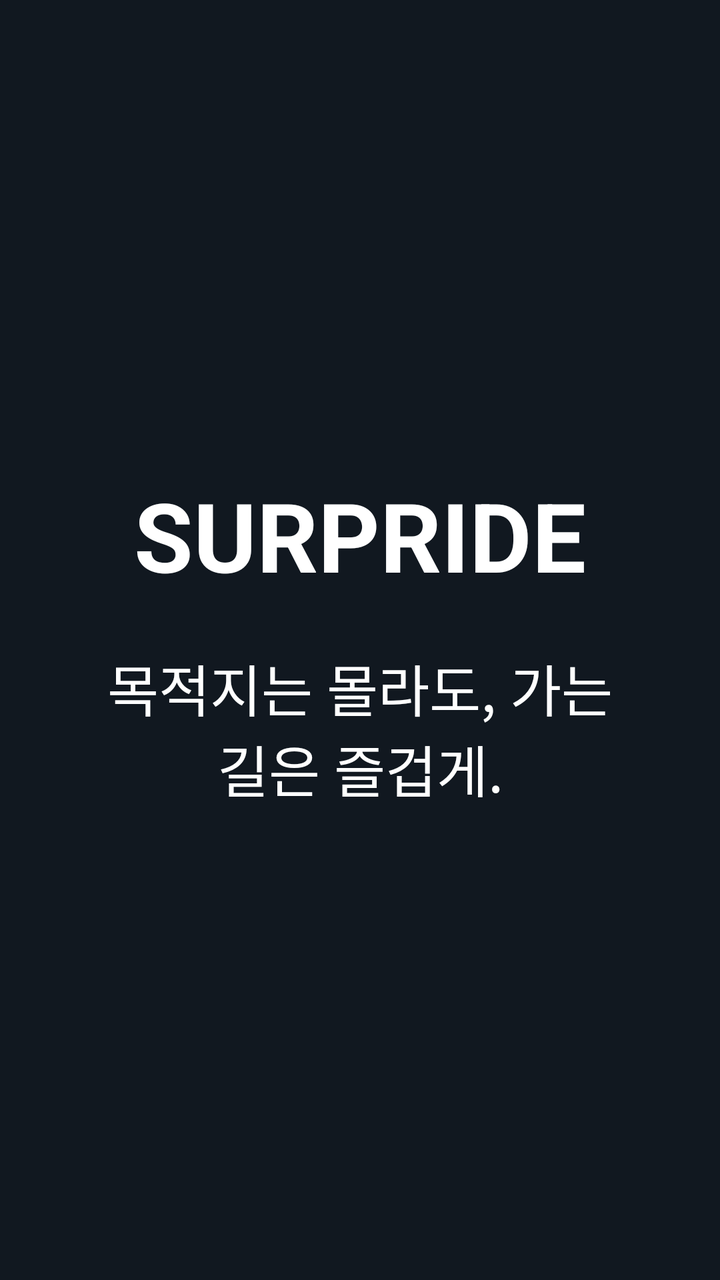
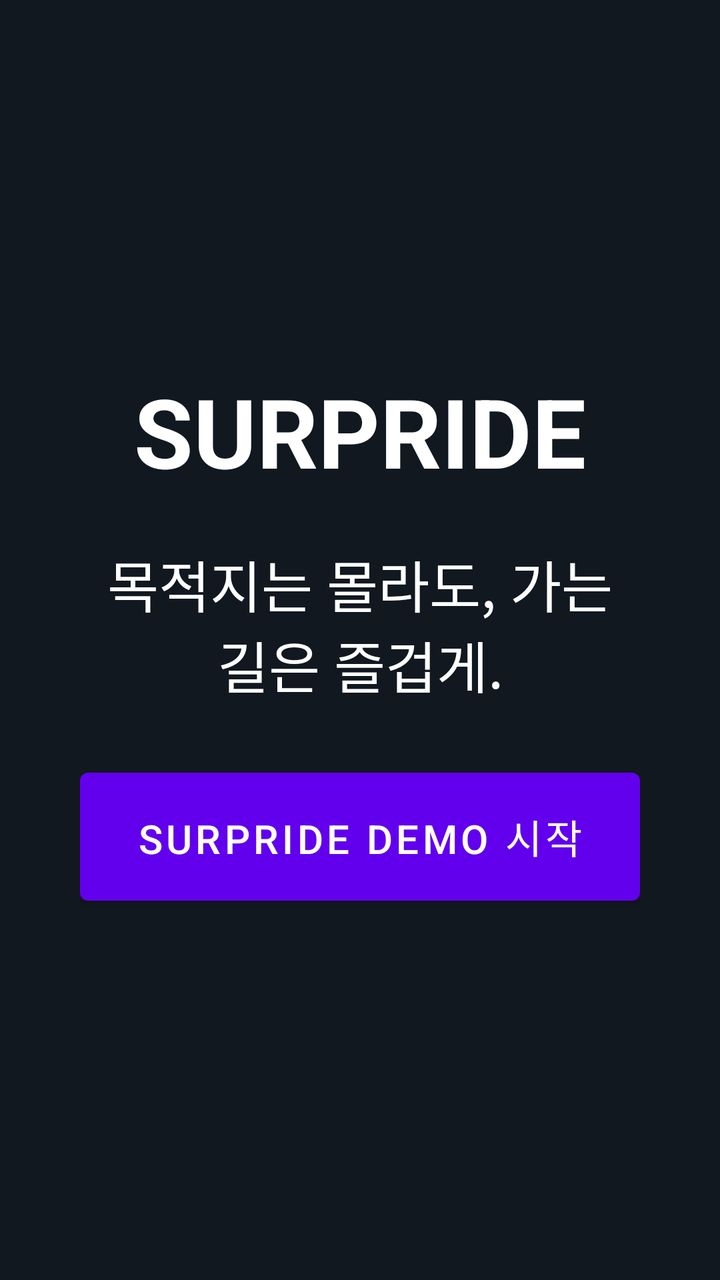

Compare the two renders of this Android layout. The source of the first and the diff that turns it into the second are given below.
<!-- AndroidManifest.xml: application theme Theme.Surpride -->
<!-- res/layout/activity_main.xml -->
<?xml version="1.0" encoding="utf-8"?>
<FrameLayout xmlns:android="http://schemas.android.com/apk/res/android"
    android:id="@+id/start_screen"
    android:layout_width="match_parent"
    android:layout_height="match_parent"
    android:background="@color/surpride_background">

    <LinearLayout
        android:layout_width="match_parent"
        android:layout_height="match_parent"
        android:gravity="center"
        android:orientation="horizontal"
        android:padding="24dp">

        <LinearLayout
            android:layout_width="0dp"
            android:layout_height="match_parent"
            android:layout_weight="1"
            android:gravity="center"
            android:orientation="vertical"
            android:padding="16dp">

        <TextView
            android:layout_width="wrap_content"
            android:layout_height="wrap_content"
            android:accessibilityHeading="true"
            android:gravity="center"
            android:text="@string/app_name"
            android:textColor="@color/white"
            android:textSize="48sp"
            android:textStyle="bold" />

        <TextView
            android:layout_width="wrap_content"
            android:layout_height="wrap_content"
            android:layout_marginTop="24dp"
            android:gravity="center"
            android:text="@string/start_tagline"
            android:textColor="@color/white"
            android:textSize="28sp" />
        </LinearLayout>

        <ScrollView
            android:id="@+id/vehicle_panel"
            android:layout_width="0dp"
            android:layout_height="match_parent"
            android:layout_weight="1"
            android:fillViewport="true"
            android:visibility="gone">

            <LinearLayout
                android:layout_width="match_parent"
                android:layout_height="wrap_content"
                android:orientation="vertical"
                android:padding="16dp">

                <TextView
                    android:layout_width="match_parent"
                    android:layout_height="wrap_content"
                    android:accessibilityHeading="true"
                    android:text="@string/vehicle_panel_title"
                    android:textColor="@color/white"
                    android:textSize="24sp"
                    android:textStyle="bold" />

                <TextView
                    android:id="@+id/vehicle_diagnostics"
                    android:layout_width="match_parent"
                    android:layout_height="wrap_content"
                    android:layout_marginTop="12dp"
                    android:lineSpacingExtra="4dp"
                    android:textColor="@color/white"
                    android:textSize="16sp" />

                <Button
                    android:id="@+id/vehicle_refresh"
                    android:layout_width="match_parent"
                    android:layout_height="wrap_content"
                    android:text="@string/vehicle_refresh" />

                <Button
                    android:id="@+id/vehicle_stop"
                    android:layout_width="match_parent"
                    android:layout_height="wrap_content"
                    android:text="@string/vehicle_stop" />
            </LinearLayout>
        </ScrollView>
        <ScrollView
            android:id="@+id/navigation_panel"
            android:layout_width="0dp"
            android:layout_height="match_parent"
            android:layout_weight="1"
            android:visibility="gone">
            <LinearLayout
                android:layout_width="match_parent"
                android:layout_height="wrap_content"
                android:orientation="vertical"
                android:padding="16dp">
                <TextView
                    android:layout_width="match_parent"
                    android:layout_height="wrap_content"
                    android:text="@string/navigation_panel_title"
                    android:textColor="@color/white"
                    android:textSize="22sp"
                    android:textStyle="bold" />
                <TextView
                    android:id="@+id/navigation_diagnostics"
                    android:layout_width="match_parent"
                    android:layout_height="wrap_content"
                    android:textColor="@color/white"
                    android:textSize="16sp" />
                <Button android:id="@+id/navigation_refresh" android:layout_width="match_parent" android:layout_height="wrap_content" android:text="@string/navigation_refresh" />
                <Button android:id="@+id/navigation_request" android:layout_width="match_parent" android:layout_height="wrap_content" android:text="@string/navigation_request" />
                <Button android:id="@+id/navigation_cancel" android:layout_width="match_parent" android:layout_height="wrap_content" android:text="@string/navigation_cancel" />
                <Button android:id="@+id/navigation_show" android:layout_width="match_parent" android:layout_height="wrap_content" android:text="@string/navigation_show" />
                <Button android:id="@+id/navigation_history" android:layout_width="match_parent" android:layout_height="wrap_content" android:text="@string/navigation_history" />
                <Button android:id="@+id/navigation_stop" android:layout_width="match_parent" android:layout_height="wrap_content" android:text="@string/navigation_stop" />
            </LinearLayout>
        </ScrollView>
    </LinearLayout>
</FrameLayout>
<!-- resources referenced by this layout -->
<resources>
  <color name="surpride_background">#111820</color>
  <color name="white">#FFFFFFFF</color>
  <string name="app_name" translatable="false">SURPRIDE</string>
  <string name="navigation_cancel">이 세션의 테스트 경로 취소</string>
  <string name="navigation_history">최근 목적지 조회 / 화면 보기</string>
  <string name="navigation_panel_title">개발용 NaviHelper · 목적지 원문 미표시</string>
  <string name="navigation_refresh">연결 / 경로 상태 조회</string>
  <string name="navigation_request">공개 테스트 경로 요청 (에뮬레이터)</string>
  <string name="navigation_show">기본 Navigation 화면 보기</string>
  <string name="navigation_stop">NaviHelper 연결 해제 (경로 유지)</string>
  <string name="start_tagline">목적지는 몰라도, 가는 길은 즐겁게.</string>
  <string name="vehicle_panel_title">개발용 차량 데이터 · 조회 전용</string>
  <string name="vehicle_refresh">연결 / 새로고침</string>
  <string name="vehicle_stop">구독 중지 / 연결 해제</string>
  <style name="Theme.Surpride" parent="Theme.MaterialComponents.DayNight.NoActionBar">
          
          <item name="colorPrimary">@color/purple_500</item>
          <item name="colorPrimaryVariant">@color/purple_700</item>
          <item name="colorOnPrimary">@color/white</item>
          
          <item name="colorSecondary">@color/teal_200</item>
          <item name="colorSecondaryVariant">@color/teal_700</item>
          <item name="colorOnSecondary">@color/black</item>
          
          <item name="android:statusBarColor">?attr/colorPrimaryVariant</item>
          
      </style>
  <color name="purple_500">#FF6200EE</color>
  <color name="purple_700">#FF3700B3</color>
  <color name="teal_200">#FF03DAC5</color>
  <color name="teal_700">#FF018786</color>
  <color name="black">#FF000000</color>
</resources>

<!-- the commit's change to res/layout/activity_main.xml (unified diff, before → after) -->
@@ -38,6 +38,14 @@
             android:text="@string/start_tagline"
             android:textColor="@color/white"
             android:textSize="28sp" />
+        <Button
+            android:id="@+id/experience_start"
+            android:layout_width="match_parent"
+            android:layout_height="wrap_content"
+            android:layout_marginTop="28dp"
+            android:minHeight="76dp"
+            android:text="SURPRIDE DEMO 시작"
+            android:textSize="20sp" />
         </LinearLayout>
 
         <ScrollView
